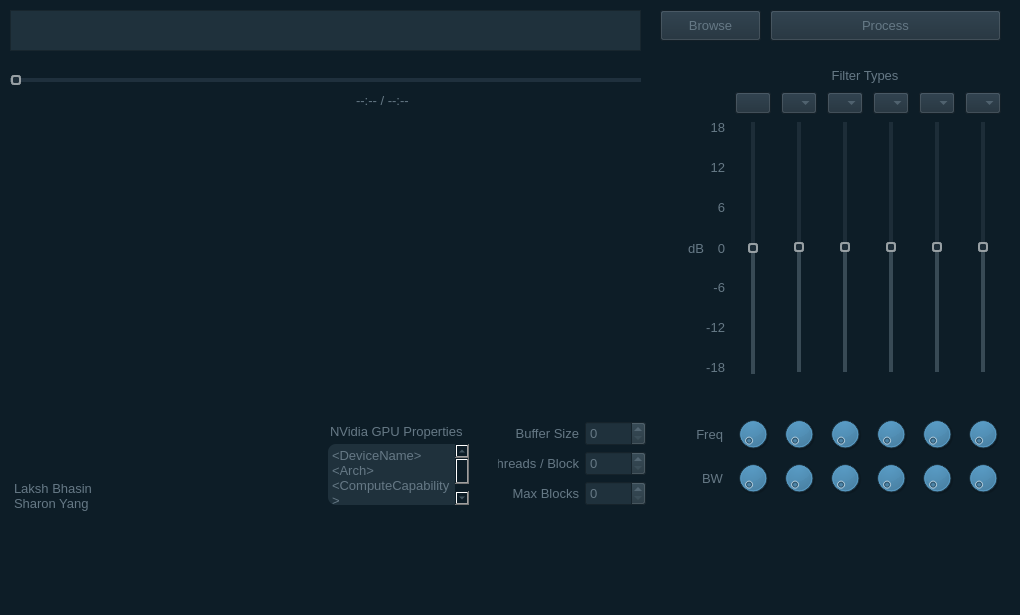
Before: the Qt Designer form ui/mainapp.ui in lakshbhasin/gpu_parametric_eq, drawn with Qt 5.
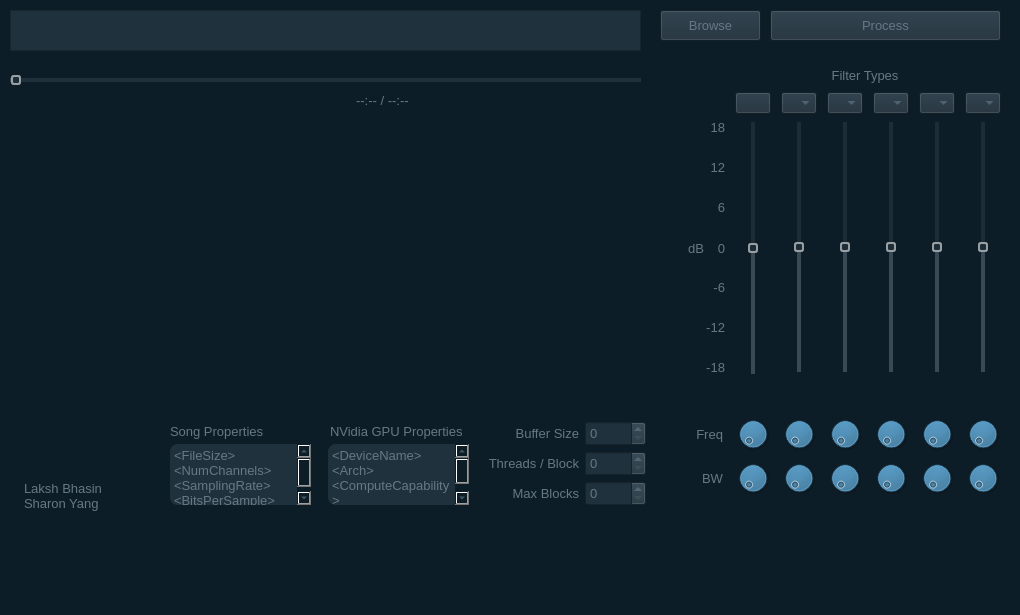
After: the same form once the commit is applied. Icons and pictures are not drawn. Custom widgets are drawn as their Qt base class.

Commit message:
Added song properties box.
Used <...> values as placeholder before a song is added.

What changed in the file:
```diff
--- a/ui/mainapp.ui
+++ b/ui/mainapp.ui
@@ -270,9 +270,9 @@
    <widget class="QLabel" name="label_4">
     <property name="geometry">
      <rect>
-      <x>498</x>
+      <x>488</x>
       <y>451</y>
-      <width>81</width>
+      <width>91</width>
       <height>25</height>
      </rect>
     </property>
@@ -320,7 +320,7 @@
    <widget class="QLabel" name="appLogo">
     <property name="geometry">
      <rect>
-      <x>12</x>
+      <x>20</x>
       <y>446</y>
       <width>120</width>
       <height>30</height>
@@ -1827,7 +1827,7 @@
    <widget class="QTextBrowser" name="textBrowser_2">
     <property name="geometry">
      <rect>
-      <x>10</x>
+      <x>20</x>
       <y>477</y>
       <width>91</width>
       <height>41</height>
@@ -1906,6 +1906,67 @@
      <set>Qt::AlignLeading|Qt::AlignLeft|Qt::AlignVCenter</set>
     </property>
    </widget>
+   <widget class="QTextBrowser" name="songBrowser">
+    <property name="geometry">
+     <rect>
+      <x>170</x>
+      <y>444</y>
+      <width>141</width>
+      <height>61</height>
+     </rect>
+    </property>
+    <property name="font">
+     <font>
+      <family>Arial</family>
+      <pointsize>10</pointsize>
+     </font>
+    </property>
+    <property name="styleSheet">
+     <string notr="true">QWidget
+{
+  background-color: rgb(31, 49, 60);
+  border-radius: 8px;
+}</string>
+    </property>
+    <property name="frameShape">
+     <enum>QFrame::NoFrame</enum>
+    </property>
+    <property name="lineWidth">
+     <number>0</number>
+    </property>
+    <property name="html">
+     <string>&lt;!DOCTYPE HTML PUBLIC &quot;-//W3C//DTD HTML 4.0//EN&quot; &quot;http://www.w3.org/TR/REC-html40/strict.dtd&quot;&gt;
+&lt;html&gt;&lt;head&gt;&lt;meta name=&quot;qrichtext&quot; content=&quot;1&quot; /&gt;&lt;style type=&quot;text/css&quot;&gt;
+p, li { white-space: pre-wrap; }
+&lt;/style&gt;&lt;/head&gt;&lt;body style=&quot; font-family:'Arial'; font-size:10pt; font-weight:400; font-style:normal;&quot;&gt;
+&lt;p style=&quot; margin-top:0px; margin-bottom:0px; margin-left:0px; margin-right:0px; -qt-block-indent:0; text-indent:0px;&quot;&gt;&amp;lt;FileSize&amp;gt;&lt;/p&gt;
+&lt;p style=&quot; margin-top:0px; margin-bottom:0px; margin-left:0px; margin-right:0px; -qt-block-indent:0; text-indent:0px;&quot;&gt;&amp;lt;NumChannels&amp;gt;&lt;/p&gt;
+&lt;p style=&quot; margin-top:0px; margin-bottom:0px; margin-left:0px; margin-right:0px; -qt-block-indent:0; text-indent:0px;&quot;&gt;&amp;lt;SamplingRate&amp;gt;&lt;/p&gt;
+&lt;p style=&quot; margin-top:0px; margin-bottom:0px; margin-left:0px; margin-right:0px; -qt-block-indent:0; text-indent:0px;&quot;&gt;&amp;lt;BitsPerSample&amp;gt;&lt;/p&gt;&lt;/body&gt;&lt;/html&gt;</string>
+    </property>
+   </widget>
+   <widget class="QLabel" name="label_8">
+    <property name="geometry">
+     <rect>
+      <x>170</x>
+      <y>421</y>
+      <width>141</width>
+      <height>20</height>
+     </rect>
+    </property>
+    <property name="font">
+     <font>
+      <family>Arial</family>
+      <pointsize>10</pointsize>
+     </font>
+    </property>
+    <property name="text">
+     <string>Song Properties</string>
+    </property>
+    <property name="alignment">
+     <set>Qt::AlignLeading|Qt::AlignLeft|Qt::AlignVCenter</set>
+    </property>
+   </widget>
    <zorder>fileSelectButton</zorder>
    <zorder>textEdit</zorder>
    <zorder>processButton</zorder>
```
Left out of the diff: 63 changed lines with no effect on the pictures. The commit also changes 2 other files.
